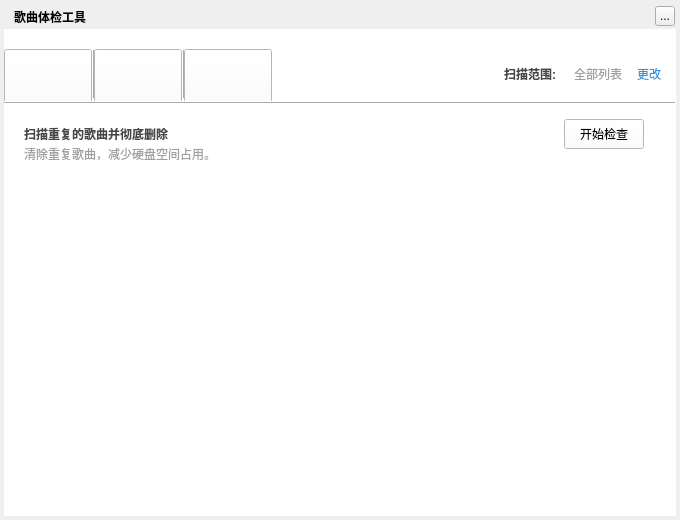
Before: the Qt Designer form TTKCore/musicUi/musicToolsetswidget/musicsongchecktoolswidget.ui in Greedysky/TTKMusicPlayer, drawn with Qt 5.
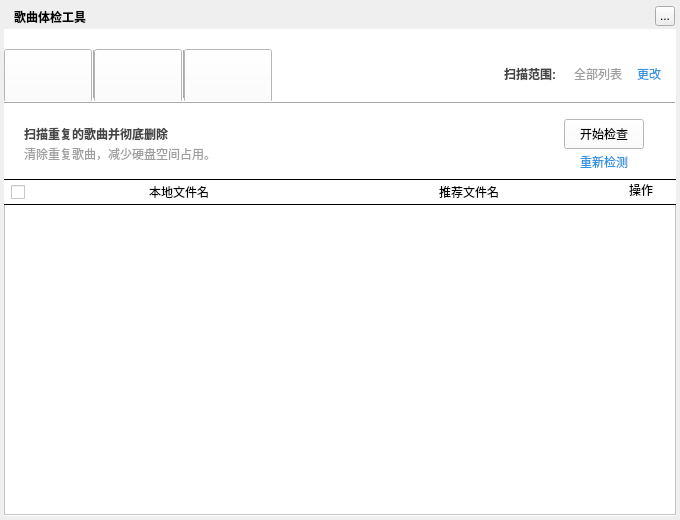
After: the same form once the commit is applied. The open tabs and pages were chosen to show the change. Custom widgets are drawn as their Qt base class.

Commit message: Optimized song check core[955466]

The edit to the form file:
```diff
--- a/TTKCore/musicUi/musicToolsetswidget/musicsongchecktoolswidget.ui
+++ b/TTKCore/musicUi/musicToolsetswidget/musicsongchecktoolswidget.ui
@@ -355,6 +355,153 @@
        <string>清除重复歌曲，减少硬盘空间占用。</string>
       </property>
      </widget>
+     <widget class="MusicClickedLabel" name="duplicateReCheckButton">
+      <property name="geometry">
+       <rect>
+        <x>560</x>
+        <y>50</y>
+        <width>80</width>
+        <height>15</height>
+       </rect>
+      </property>
+      <property name="styleSheet">
+       <string notr="true">color:#2F93E1</string>
+      </property>
+      <property name="text">
+       <string>重新检测</string>
+      </property>
+      <property name="alignment">
+       <set>Qt::AlignCenter</set>
+      </property>
+     </widget>
+     <widget class="QLabel" name="duplicateLabel_3">
+      <property name="geometry">
+       <rect>
+        <x>610</x>
+        <y>80</y>
+        <width>54</width>
+        <height>12</height>
+       </rect>
+      </property>
+      <property name="text">
+       <string>操作</string>
+      </property>
+      <property name="alignment">
+       <set>Qt::AlignCenter</set>
+      </property>
+     </widget>
+     <widget class="MusicGifLabelWidget" name="duplicateLoadingLabel">
+      <property name="geometry">
+       <rect>
+        <x>307</x>
+        <y>226</y>
+        <width>58</width>
+        <height>58</height>
+       </rect>
+      </property>
+      <property name="text">
+       <string/>
+      </property>
+     </widget>
+     <widget class="QLabel" name="duplicateLabel_4">
+      <property name="geometry">
+       <rect>
+        <x>320</x>
+        <y>80</y>
+        <width>290</width>
+        <height>15</height>
+       </rect>
+      </property>
+      <property name="text">
+       <string>推荐文件名</string>
+      </property>
+      <property name="alignment">
+       <set>Qt::AlignCenter</set>
+      </property>
+     </widget>
+     <widget class="QFrame" name="frame_6">
+      <property name="geometry">
+       <rect>
+        <x>0</x>
+        <y>75</y>
+        <width>672</width>
+        <height>1</height>
+       </rect>
+      </property>
+      <property name="frameShape">
+       <enum>QFrame::HLine</enum>
+      </property>
+      <property name="frameShadow">
+       <enum>QFrame::Plain</enum>
+      </property>
+     </widget>
+     <widget class="QFrame" name="frame_7">
+      <property name="geometry">
+       <rect>
+        <x>0</x>
+        <y>100</y>
+        <width>672</width>
+        <height>1</height>
+       </rect>
+      </property>
+      <property name="frameShape">
+       <enum>QFrame::HLine</enum>
+      </property>
+      <property name="frameShadow">
+       <enum>QFrame::Plain</enum>
+      </property>
+     </widget>
+     <widget class="QLabel" name="duplicateLabel_5">
+      <property name="geometry">
+       <rect>
+        <x>30</x>
+        <y>80</y>
+        <width>290</width>
+        <height>15</height>
+       </rect>
+      </property>
+      <property name="text">
+       <string>本地文件名</string>
+      </property>
+      <property name="alignment">
+       <set>Qt::AlignCenter</set>
+      </property>
+     </widget>
+     <widget class="QCheckBox" name="duplicateSelectAllButton">
+      <property name="geometry">
+       <rect>
+        <x>7</x>
+        <y>80</y>
+        <width>16</width>
+        <height>16</height>
+       </rect>
+      </property>
+      <property name="text">
+       <string/>
+      </property>
+     </widget>
+     <widget class="MusicSongCheckToolsDuplicateTableWidget" name="duplicateTableWidget">
+      <property name="geometry">
+       <rect>
+        <x>0</x>
+        <y>100</y>
+        <width>672</width>
+        <height>311</height>
+       </rect>
+      </property>
+     </widget>
+     <zorder>duplicateCheckButton</zorder>
+     <zorder>duplicateLabel_1</zorder>
+     <zorder>duplicateLabel_2</zorder>
+     <zorder>duplicateReCheckButton</zorder>
+     <zorder>duplicateLabel_3</zorder>
+     <zorder>duplicateLabel_4</zorder>
+     <zorder>frame_6</zorder>
+     <zorder>duplicateLabel_5</zorder>
+     <zorder>duplicateSelectAllButton</zorder>
+     <zorder>duplicateTableWidget</zorder>
+     <zorder>duplicateLoadingLabel</zorder>
+     <zorder>frame_7</zorder>
     </widget>
     <widget class="QWidget" name="qualityPage">
      <widget class="QLabel" name="qualityLabel_2">
@@ -523,6 +670,16 @@
    <extends>QLabel</extends>
    <header>musicgiflabelwidget.h</header>
   </customwidget>
+  <customwidget>
+   <class>MusicClickedLabel</class>
+   <extends>QLabel</extends>
+   <header>musicclickedlabel.h</header>
+  </customwidget>
+  <customwidget>
+   <class>MusicSongCheckToolsDuplicateTableWidget</class>
+   <extends>QTableWidget</extends>
+   <header>musicsongchecktoolstablewidget.h</header>
+  </customwidget>
  </customwidgets>
  <resources/>
  <connections/>
```
Left out of the diff: 151 changed lines with no effect on the pictures. The commit also changes 9 other files.
